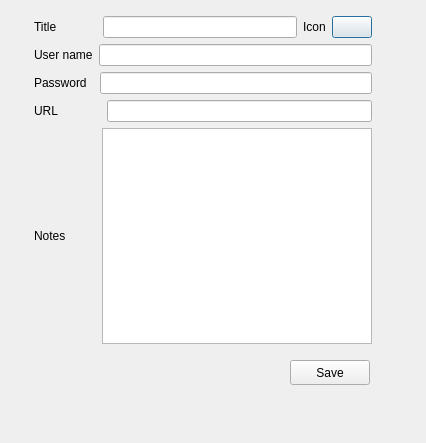
Old version of the form src/EntryForm.ui in the repository anovotarsk/keepass.
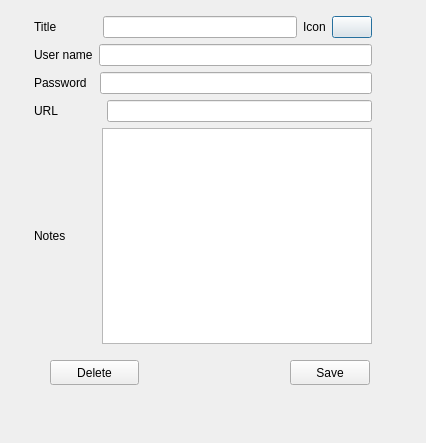
New version of the form.

Commit message: bug with delete entry

```diff
--- a/src/EntryForm.ui
+++ b/src/EntryForm.ui
@@ -163,6 +163,19 @@
     <string>Save</string>
    </property>
   </widget>
+  <widget class="QPushButton" name="del">
+   <property name="geometry">
+    <rect>
+     <x>50</x>
+     <y>360</y>
+     <width>89</width>
+     <height>25</height>
+    </rect>
+   </property>
+   <property name="text">
+    <string>Delete</string>
+   </property>
+  </widget>
  </widget>
  <resources/>
  <connections/>
```
The commit also changes 50 other files.
